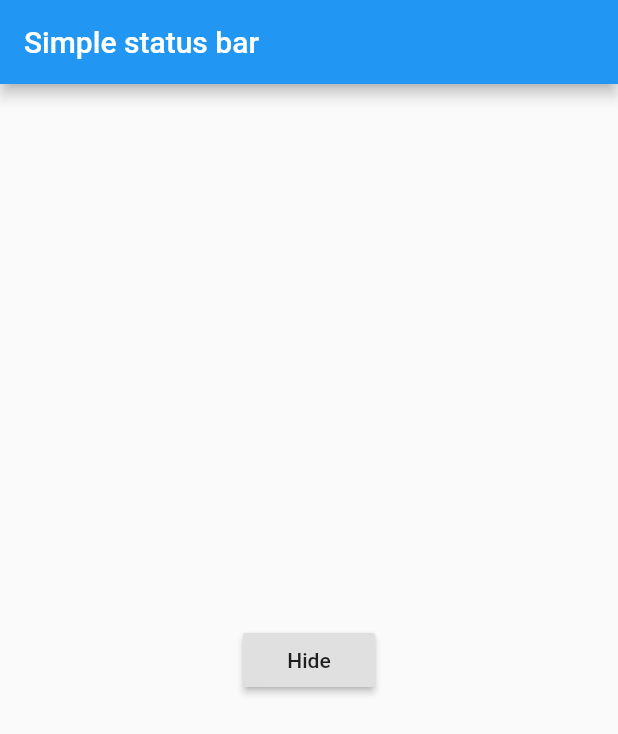
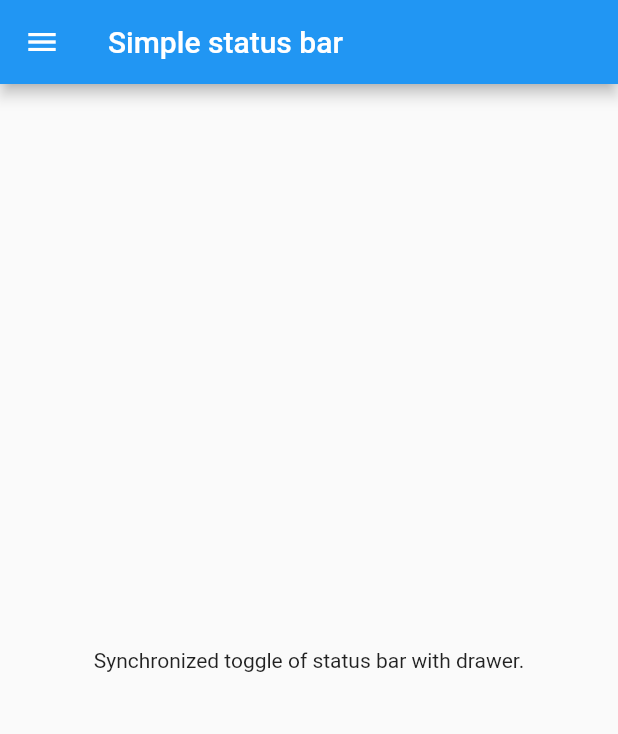
Before and after one commit to koiralapankaj7/simple_status_bar, a Flutter app: the screen it shows after launch, on a phone screen of 412 x 824 dp. Shown: the top 734 px of the screen. Run offline on Flutter 3.47's test engine with Material 2 defaults, Android fonts, the phone set to English and light mode, and no system bars.

Commit message:
example updated

```diff
--- a/example/lib/main.dart
+++ b/example/lib/main.dart
@@ -3,43 +3,24 @@ import 'package:simple_status_bar/simple_status_bar.dart';
 
 void main() => runApp(MyApp());
 
-class MyApp extends StatefulWidget {
-  @override
-  _MyAppState createState() => _MyAppState();
-}
-
-class _MyAppState extends State<MyApp> {
-  bool hide = false;
-
-  @override
-  void initState() {
-    super.initState();
-  }
-
+class MyApp extends StatelessWidget {
   @override
   Widget build(BuildContext context) {
     return MaterialApp(
+      debugShowCheckedModeBanner: false,
       home: Scaffold(
         appBar: AppBar(
           title: const Text('Simple status bar'),
         ),
+        drawer: SimpleDrawer(
+          drawerCallback: (bool isOpened) {
+            SimpleStatusBar.toggle(hide: isOpened, animation: StatusBarAnimation.SLIDE);
+          },
+          background: Colors.green,
+          child: Column(children: <Widget>[]),
+        ),
         body: Center(
-          child: RaisedButton(
-            child: Text(this.hide ? 'Show' : 'Hide'),
-            onPressed: () async {
-              final bool result = await SimpleStatusBar.toggle(
-                hidden: !this.hide,
-                animation: StatusBarAnimation.SLIDE,
-              );
-              if (result) {
-                setState(() {
-                  this.hide = !hide;
-                });
-              } else {
-                Scaffold.of(context).showSnackBar(SnackBar(content: Text("Unable to toggle...")));
-              }
-            },
-          ),
+          child: Text("Synchronized toggle of status bar with drawer."),
         ),
       ),
     );
```
